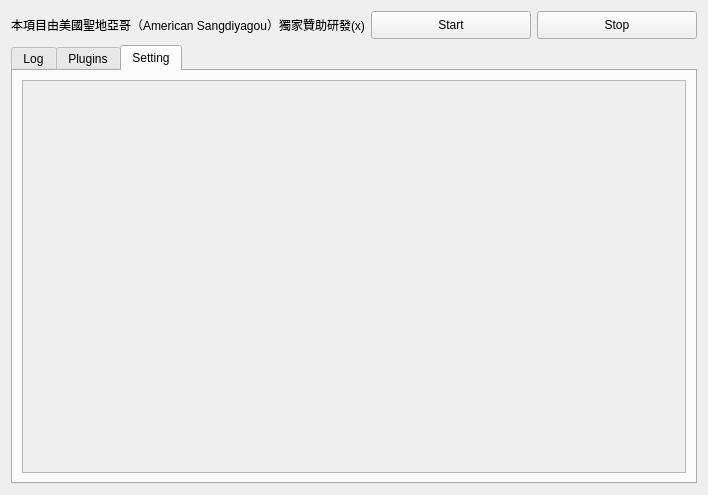
Old version of the form ictye-live-dm/src/QT-GUI/main.ui in the repository northgreen/ictye-live-dm.
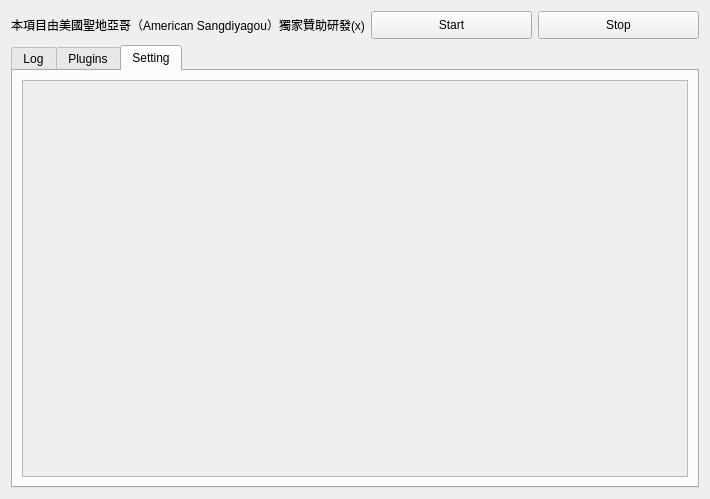
New version of the form. The open tabs and pages were chosen to show the change. Icons and pictures are not drawn.

What changed in the file:
```diff
--- a/ictye-live-dm/src/QT-GUI/main.ui
+++ b/ictye-live-dm/src/QT-GUI/main.ui
@@ -9,8 +9,8 @@
    <rect>
     <x>0</x>
     <y>0</y>
-    <width>708</width>
-    <height>495</height>
+    <width>710</width>
+    <height>499</height>
    </rect>
   </property>
   <property name="windowTitle">
@@ -161,8 +161,8 @@
            <rect>
             <x>0</x>
             <y>0</y>
-            <width>656</width>
-            <height>384</height>
+            <width>658</width>
+            <height>388</height>
            </rect>
           </property>
          </widget>
```
Left out of the diff: 4 changed lines with no effect on the pictures.
